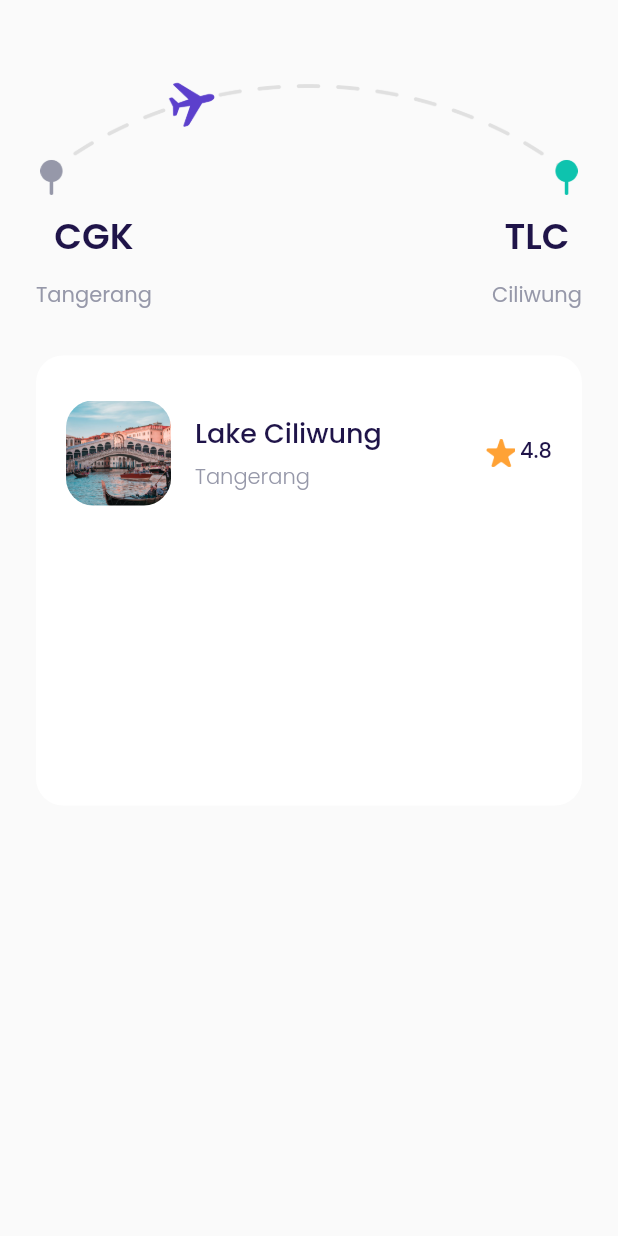
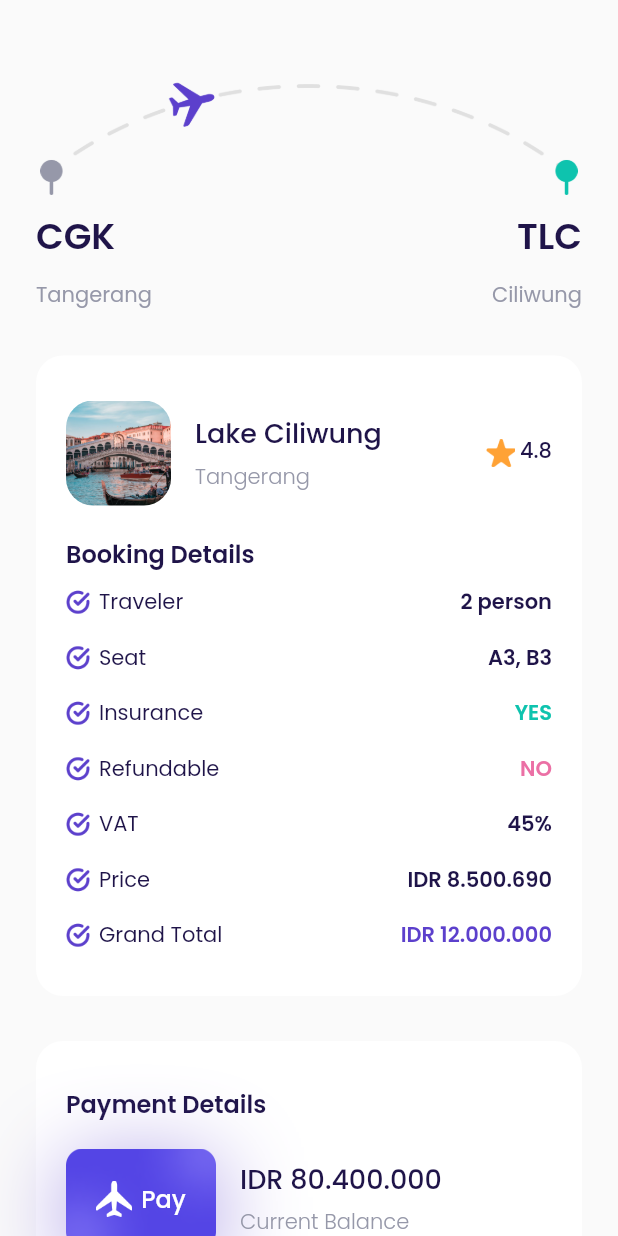
Before and after one commit to fanicahyo7/Flutter_Airplane, a Flutter app: the CheckoutPage screen opened directly, on a phone screen of 412 x 824 dp. Run offline on Flutter 3.47's test engine with Material 2 defaults, Android fonts, the phone set to English and light mode, and no system bars; our stand-ins replace google_fonts.

Commit message:
checkout page clear

```diff
--- a/lib/ui/pages/Checkout_Page.dart
+++ b/lib/ui/pages/Checkout_Page.dart
@@ -1,5 +1,6 @@
 import 'package:bwa_airplane/shared/theme.dart';
-import 'package:bwa_airplane/ui/widgets/custom_new_destination_card.dart';
+import 'package:bwa_airplane/ui/widgets/custom_RowDetailBooking.dart';
+import 'package:bwa_airplane/ui/widgets/custom_button_item.dart';
 import 'package:flutter/material.dart';
 
 class CheckoutPage extends StatelessWidget {
@@ -25,6 +26,7 @@
             mainAxisAlignment: MainAxisAlignment.spaceBetween,
             children: [
               Column(
+                crossAxisAlignment: CrossAxisAlignment.start,
                 children: [
                   Text(
                     'CGK',
@@ -41,6 +43,7 @@
                 ],
               ),
               Column(
+                crossAxisAlignment: CrossAxisAlignment.end,
                 children: [
                   Text(
                     'TLC',
@@ -66,13 +69,15 @@
   Widget detailBooking() {
     //booking name
     return Container(
-      margin: EdgeInsets.symmetric(horizontal: defaultMargin),
+      margin: EdgeInsets.symmetric(
+        horizontal: defaultMargin,
+      ),
       padding: EdgeInsets.symmetric(vertical: 30, horizontal: 20),
-      height: 300,
       width: double.infinity,
       decoration: BoxDecoration(
           color: kWhiteColor, borderRadius: BorderRadius.circular(18)),
       child: Column(
+        crossAxisAlignment: CrossAxisAlignment.start,
         children: [
           Row(
             children: [
@@ -137,8 +142,161 @@
               ),
             ],
           ),
+          SizedBox(
+            height: 20,
+          ),
           //Detail Booking
+          Text(
+            'Booking Details',
+            style: blackTextStyle.copyWith(fontSize: 16, fontWeight: semibold),
+          ),
+          SizedBox(
+            height: 10,
+          ),
+          Column(
+            children: [
+              CustomRowDetailBooking(
+                title: 'Traveler',
+                value: '2 person',
+                color: kBlackColor,
+                isFirst: true,
+              ),
+              CustomRowDetailBooking(
+                title: 'Seat',
+                value: 'A3, B3',
+                color: kBlackColor,
+              ),
+              CustomRowDetailBooking(
+                title: 'Insurance',
+                value: 'YES',
+                color: kGreenColor,
+              ),
+              CustomRowDetailBooking(
+                title: 'Refundable',
+                value: 'NO',
+                color: kRedColor,
+              ),
+              CustomRowDetailBooking(
+                title: 'VAT',
+                value: '45%',
+                color: kBlackColor,
+              ),
+              CustomRowDetailBooking(
+                title: 'Price',
+                value: 'IDR 8.500.690',
+                color: kBlackColor,
+              ),
+              CustomRowDetailBooking(
+                title: 'Grand Total',
+                value: 'IDR 12.000.000',
+                color: kPrimaryColor,
+              ),
+            ],
+          )
         ],
+      ),
+    );
+  }
+
+  Widget paymentDetail() {
+    return Container(
+      margin: EdgeInsets.symmetric(horizontal: defaultMargin, vertical: 30),
+      padding: EdgeInsets.symmetric(
+        vertical: 30,
+        horizontal: 20,
+      ),
+      width: double.infinity,
+      decoration: BoxDecoration(
+          color: kWhiteColor, borderRadius: BorderRadius.circular(18)),
+      child: Column(
+        crossAxisAlignment: CrossAxisAlignment.start,
+        children: [
+          Text(
+            'Payment Details',
+            style: blackTextStyle.copyWith(fontWeight: semibold, fontSize: 16),
+          ),
+          SizedBox(
+            height: 16,
+          ),
+          Row(
+            children: [
+              Container(
+                margin: EdgeInsets.only(right: 16),
+                height: 70,
+                width: 100,
+                decoration: BoxDecoration(
+                    image: DecorationImage(
+                        image: AssetImage('assets/image_card.png')),
+                    boxShadow: [
+                      BoxShadow(
+                          color: kPrimaryColor.withOpacity(0.5),
+                          blurRadius: 50,
+                          offset: Offset(0, 10))
+                    ]),
+                child: Row(
+                  mainAxisAlignment: MainAxisAlignment.center,
+                  children: [
+                    Container(
+                      height: 24,
+                      width: 24,
+                      margin: EdgeInsets.only(right: 6),
+                      decoration: BoxDecoration(
+                          image: DecorationImage(
+                              image: AssetImage('assets/icon_plane.png'))),
+                    ),
+                    Text(
+                      'Pay',
+                      style: whiteTextStyle.copyWith(
+                          fontWeight: medium, fontSize: 16),
+                    )
+                  ],
+                ),
+              ),
+              Center(
+                child: Column(
+                  mainAxisAlignment: MainAxisAlignment.center,
+                  crossAxisAlignment: CrossAxisAlignment.start,
+                  children: [
+                    Text(
+                      'IDR 80.400.000',
+                      style: blackTextStyle.copyWith(
+                          fontSize: 18, fontWeight: medium),
+                    ),
+                    SizedBox(
+                      height: 5,
+                    ),
+                    Text(
+                      'Current Balance',
+                      style: greyTextStyle.copyWith(fontWeight: light),
+                    )
+                  ],
+                ),
+              )
+            ],
+          )
+        ],
+      ),
+    );
+  }
+
+  Widget buttonPayNow() {
+    return CustomButtonItem(
+        title: 'Pay Now',
+        onPressed: () {},
+        margin: EdgeInsets.only(
+            right: defaultMargin, left: defaultMargin, bottom: 30));
+  }
+
+  Widget tacButton() {
+    return Container(
+      alignment: Alignment.center,
+      margin: EdgeInsets.only(bottom: 30),
+      child: Text(
+        'Terms and Conditions',
+        style: greyTextStyle.copyWith(
+            fontSize: 16,
+            fontWeight: light,
+            decoration: TextDecoration.underline),
       ),
     );
   }
@@ -148,7 +306,13 @@
     return Scaffold(
       backgroundColor: kBackgroundColor,
       body: ListView(
-        children: [headerLocation(), detailBooking()],
+        children: [
+          headerLocation(),
+          detailBooking(),
+          paymentDetail(),
+          buttonPayNow(),
+          tacButton()
+        ],
       ),
     );
   }
--- /dev/null
+++ b/lib/ui/widgets/custom_RowDetailBooking.dart
@@ -0,0 +1,48 @@
+import 'package:bwa_airplane/shared/theme.dart';
+import 'package:flutter/material.dart';
+
+class CustomRowDetailBooking extends StatelessWidget {
+  final String title;
+  final String value;
+  final bool isFirst;
+  final Color color;
+
+  const CustomRowDetailBooking(
+      {Key? key,
+      required this.title,
+      required this.value,
+      this.isFirst = false,
+      required this.color})
+      : super(key: key);
+
+  @override
+  Widget build(BuildContext context) {
+    return Container(
+      margin: EdgeInsets.only(top: isFirst ? 0 : 16),
+      child: Row(
+        children: [
+          Container(
+            height: 16,
+            width: 16,
+            decoration: BoxDecoration(
+                image: DecorationImage(
+                    image: AssetImage('assets/icon_check.png'))),
+          ),
+          SizedBox(
+            width: 6,
+          ),
+          Expanded(
+            child: Text(
+              title,
+              style: blackTextStyle,
+            ),
+          ),
+          Text(
+            value,
+            style: blackTextStyle.copyWith(fontWeight: semibold, color: color),
+          )
+        ],
+      ),
+    );
+  }
+}
```
